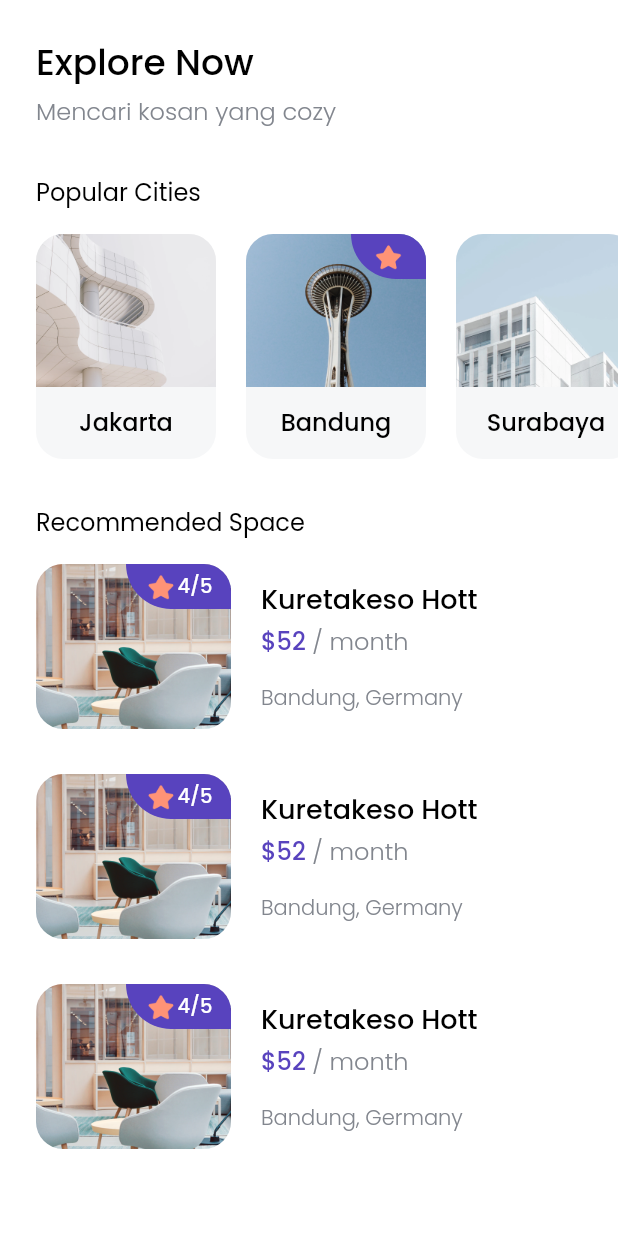
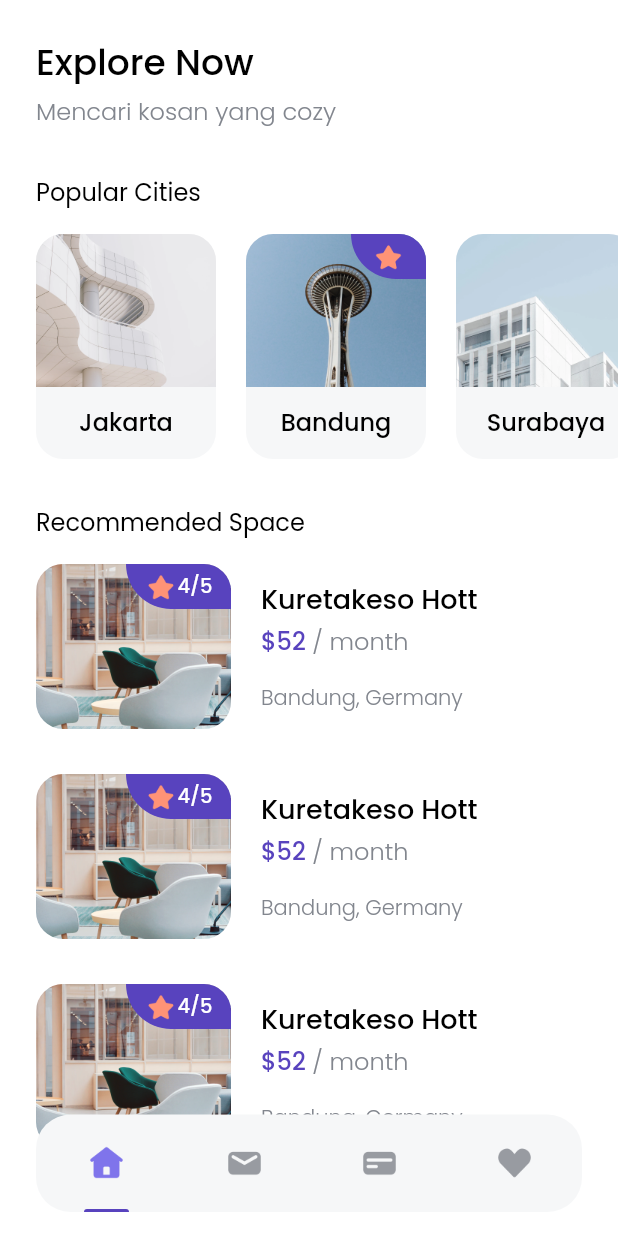
Before and after one commit to Bangik/flutter-houseapp-dicoding, a Flutter app: the HomePage screen opened directly, on a phone screen of 412 x 824 dp. Run offline on Flutter 3.47's test engine with Material 2 defaults, Android fonts, the phone set to English and light mode, and no system bars; our stand-ins replace google_fonts.

Commit message:
home page

```diff
--- a/lib/pages/home_page.dart
+++ b/lib/pages/home_page.dart
@@ -1,5 +1,6 @@
 import 'package:flutter/material.dart';
 import 'package:houseapp/theme.dart';
+import 'package:houseapp/widgets/bottom_navbar_item.dart';
 import 'package:houseapp/widgets/city_card.dart';
 import 'package:houseapp/widgets/space_card.dart';
 import 'package:houseapp/widgets/tips_card.dart';
@@ -169,11 +170,42 @@ class HomePage extends StatelessWidget {
               ),
             ),
             SizedBox(
-              height: 50 + edge,
+              height: 100 + edge,
             ),
           ],
         ),
       ),
+      floatingActionButton: Container(
+        height: 65,
+        width: MediaQuery.of(context).size.width - (2 * edge),
+        margin: EdgeInsets.symmetric(horizontal: edge),
+        decoration: BoxDecoration(
+          color: const Color(0xffF6F7F8),
+          borderRadius: BorderRadius.circular(23),
+        ),
+        child: const Row(
+          mainAxisAlignment: MainAxisAlignment.spaceAround,
+          children: [
+            BottomNavbarItem(
+              imageUrl: 'assets/icon_home.png',
+              isActive: true,
+            ),
+            BottomNavbarItem(
+              imageUrl: 'assets/icon_email.png',
+              isActive: false,
+            ),
+            BottomNavbarItem(
+              imageUrl: 'assets/icon_card.png',
+              isActive: false,
+            ),
+            BottomNavbarItem(
+              imageUrl: 'assets/icon_love.png',
+              isActive: false,
+            ),
+          ],
+        ),
+      ),
+      floatingActionButtonLocation: FloatingActionButtonLocation.centerFloat,
     );
   }
 }
```
